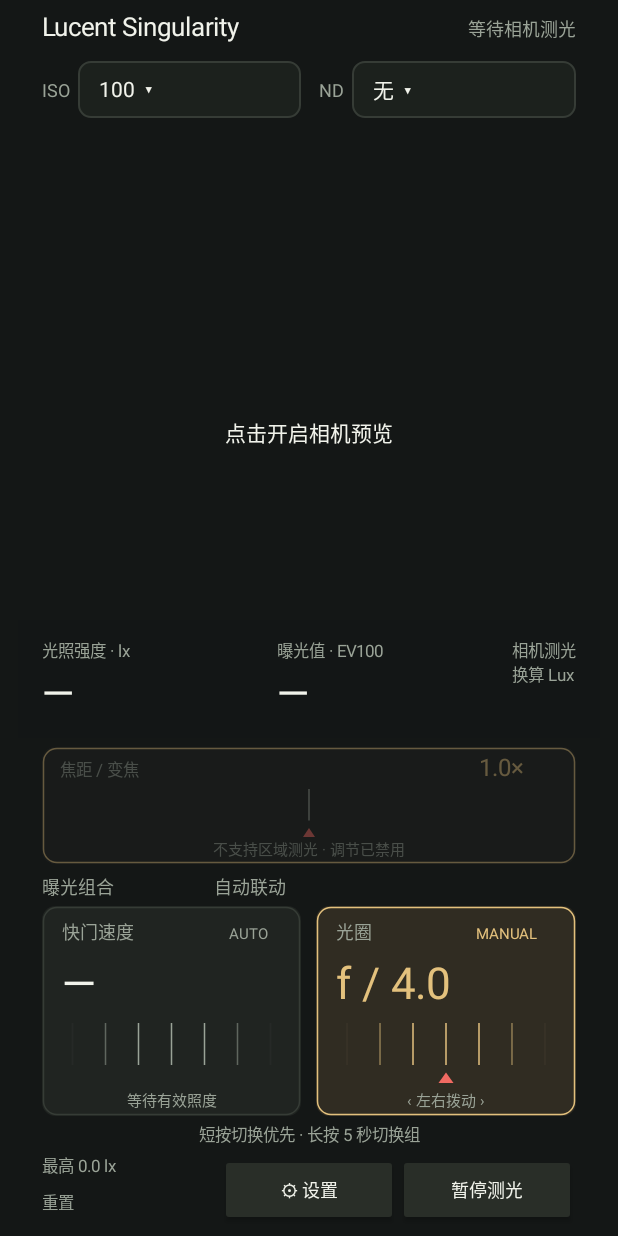
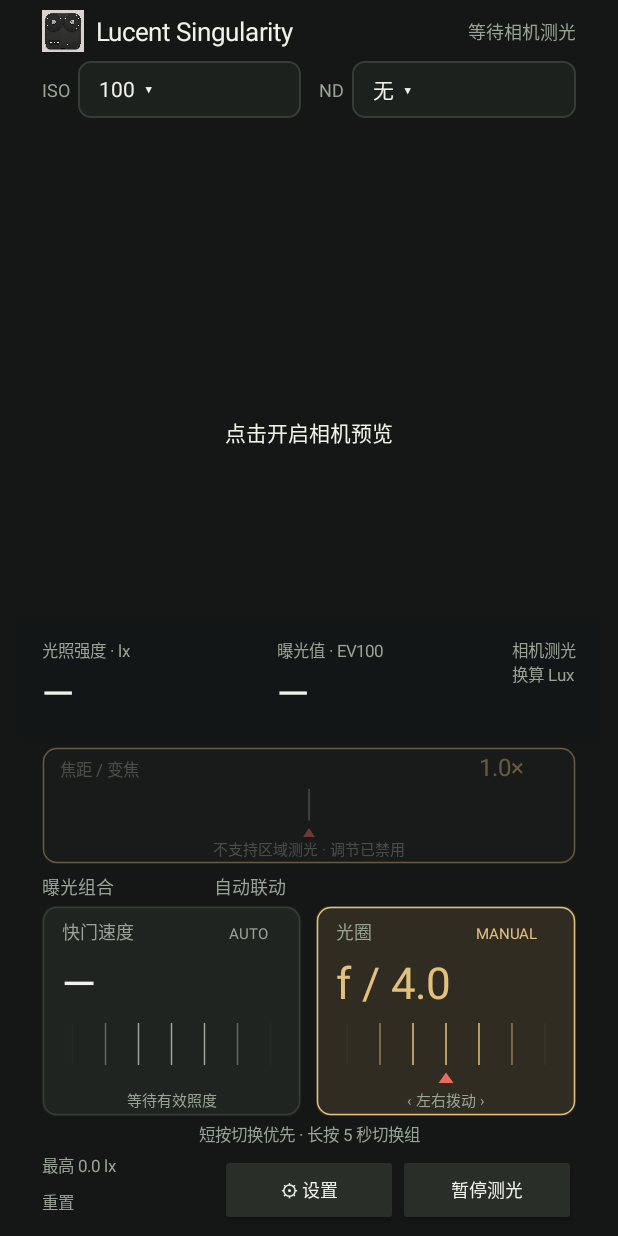
Before and after one commit to qianyu12138/Lucent-Singularity, an Android app: the screen it shows after launch (MainActivity), on a phone screen of 412 x 824 dp. Run offline under Robolectric (Android 15) with nearby library versions, the phone set to English and light mode, and no system bars; libraries missing offline, so code that uses them is left out: androidx.camera.camera2, androidx.camera.core, androidx.camera.lifecycle, androidx.camera.view; 10 statements that could not run were skipped.

Commit message:
Add app icon to home header

```diff
--- a/app/src/main/java/com/syl/lux/MainActivity.java
+++ b/app/src/main/java/com/syl/lux/MainActivity.java
@@ -86,7 +86,10 @@ private double[] enabled
         getWindow().setStatusBarColor(color(BG));getWindow().setNavigationBarColor(color(BG));
         LinearLayout root=column();root.setBackgroundColor(color(BG));root.setClipToPadding(false);root.setClipChildren(false);root.setPadding(dp(28),dp(6),dp(28),dp(6));setContentView(root);
         root.setOnApplyWindowInsetsListener((v,i)->{if(Build.VERSION.SDK_INT>=30){android.graphics.Insets b=i.getInsets(WindowInsets.Type.systemBars()|WindowInsets.Type.displayCutout());v.setPadding(dp(28)+b.left,dp(6)+b.top,dp(28)+b.right,dp(6)+b.bottom);}else v.setPadding(dp(28)+i.getSystemWindowInsetLeft(),dp(6)+i.getSystemWindowInsetTop(),dp(28)+i.getSystemWindowInsetRight(),dp(6)+i.getSystemWindowInsetBottom());return i;});root.requestApplyInsets();
-        LinearLayout header=new LinearLayout(this);TextView brand=text(getString(R.string.app_name),17,FG);header.addView(brand,new LinearLayout.LayoutParams(0,dp(30),1));status=text("等待测光",12,MUTED);status.setGravity(Gravity.END|Gravity.CENTER_VERTICAL);header.addView(status);root.addView(header);
+        LinearLayout header=new LinearLayout(this);header.setGravity(Gravity.CENTER_VERTICAL);
+        ImageView icon=new ImageView(this);icon.setImageResource(R.drawable.singularity_icon);icon.setScaleType(ImageView.ScaleType.FIT_CENTER);icon.setImportantForAccessibility(View.IMPORTANT_FOR_ACCESSIBILITY_NO);
+        LinearLayout.LayoutParams iconLp=new LinearLayout.LayoutParams(dp(28),dp(28));iconLp.setMarginEnd(dp(8));header.addView(icon,iconLp);
+        TextView brand=text(getString(R.string.app_name),17,FG);brand.setGravity(Gravity.CENTER_VERTICAL);brand.setSingleLine(true);brand.setEllipsize(android.text.TextUtils.TruncateAt.END);header.addView(brand,new LinearLayout.LayoutParams(0,dp(30),1));status=text("等待测光",12,MUTED);status.setGravity(Gravity.END|Gravity.CENTER_VERTICAL);header.addView(status);root.addView(header);
 LinearLayout options=new LinearLayout(this);options.setGravity(Gravity.CENTER_VERTICAL);options.addView(text("ISO  ",12,MUTED));TextView iso=groupOption(ISOS[isoIndex]+"  ▾",false,false);LinearLayout.LayoutParams ip=new LinearLayout.LayoutParams(0,dp(38),1);ip.setMarginEnd(dp(12));options.addView(iso,ip);options.addView(text("ND  ",12,MUTED));String[] nds=new String[21];nds[0]="无";for(int i=1;i<21;i++)nds[i]=i+" 档";TextView filter=groupOption(nds[nd]+"  ▾",false,false);options.addView(filter,new LinearLayout.LayoutParams(0,dp(38),1));LinearLayout.LayoutParams op=new LinearLayout.LayoutParams(-1,dp(48));root.addView(options,op);iso.setOnClickListener(v->selectValue("ISO 感光度",ISOS,isoIndex,i->{isoIndex=i;iso.setText(ISOS[i]+"  ▾");save();render();}));filter.setOnClickListener(v->selectValue("ND 减光镜",nds,nd,i->{nd=i;filter.setText(nds[i]+"  ▾");save();render();}));
         FrameLayout square=new FrameLayout(this);square.setBackgroundColor(BG);
         preview=new PreviewView(this);preview.setImplementationMode(PreviewView.ImplementationMode.COMPATIBLE);preview.setScaleType(PreviewView.ScaleType.FILL_CENTER);square.addView(preview,new FrameLayout.LayoutParams(-1,-1));
```
